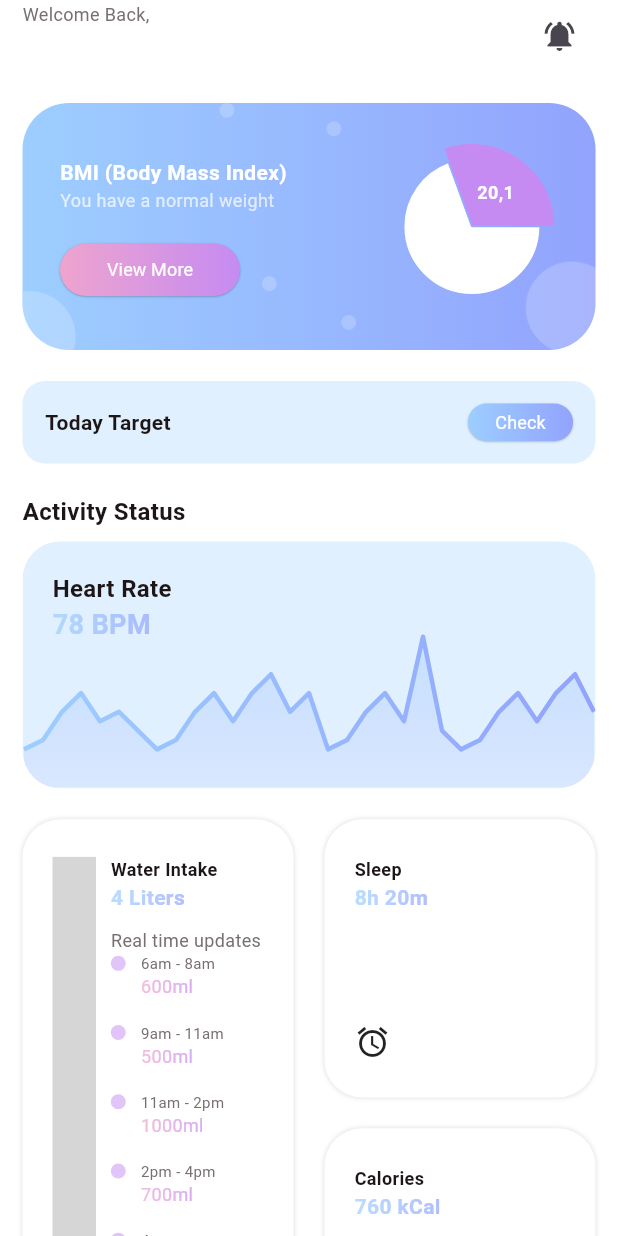
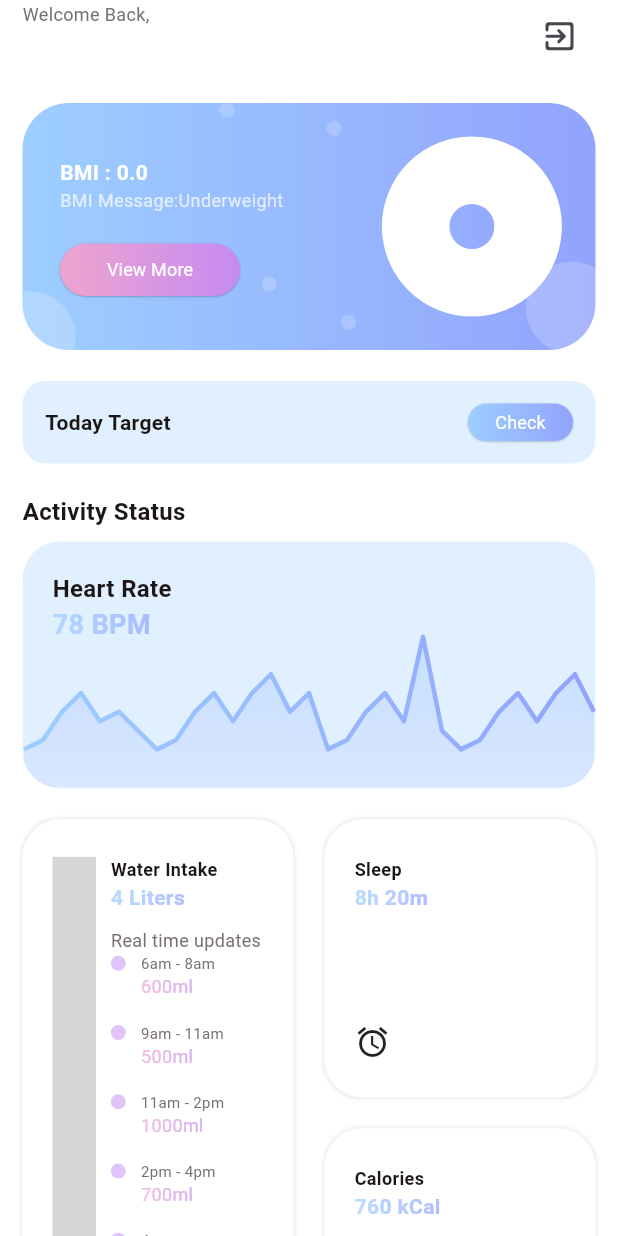
Before and after one commit to aunisaimi/diet_app, a Flutter app: the HomeView screen opened directly, on a phone screen of 412 x 824 dp. Run offline on Flutter 3.47's test engine with Material 3 defaults, Android fonts, the phone set to English and light mode, and no system bars; drawn by our look-alikes of fl_chart; our stand-ins replace animated_toggle_switch, carousel_slider, cloud_firestore, firebase_auth, firebase_core, firebase_storage and 5 more; missing offline and left inert: dart:ffi, dotted_dashed_line, flutter_ringtone_player, simple_animation_progress_bar; accounts and stored records are empty; Roboto replaces fonts that are missing (Poppins); grey boxes are pictures that could not be loaded.

Commit message:
display pie chart

```diff
--- a/lib/screen/home/home_view.dart
+++ b/lib/screen/home/home_view.dart
@@ -2,7 +2,8 @@ import 'package:cloud_firestore/cloud_firestore.dart';
 import 'package:diet_app/common/RoundButton.dart';
 import 'package:diet_app/common/color_extension.dart';
 import 'package:diet_app/common/common_widget/workout_row.dart';
-import 'package:diet_app/screen/home/notification_view.dart';
+import 'package:diet_app/screen/bmi/bmiCalculator.dart';
+import 'package:diet_app/screen/on_boarding/started_view.dart';
 import 'package:dotted_dashed_line/dotted_dashed_line.dart';
 import 'package:firebase_auth/firebase_auth.dart';
 import 'package:fl_chart/fl_chart.dart';
@@ -16,13 +17,18 @@ import 'finished_workout_view.dart';
 
 
 class HomeView extends StatefulWidget {
-  HomeView({super.key});
+  late bool logGoogle = false;
+
+  HomeView({Key? key}) : super(key : key);
+  HomeView.loginWithGoogle(logGoogle){
+    this.logGoogle = logGoogle;
+  }
 
   final User? user = FirebaseAuth.instance.currentUser;
 
 
   @override
-  State<HomeView> createState() => _HomeViewState();
+  State<HomeView> createState() => _HomeViewState(logGoogle);
 }
 
 class _HomeViewState extends State<HomeView> {
@@ -37,6 +43,23 @@ class _HomeViewState extends State<HomeView> {
   TextEditingController _firstnameController = TextEditingController();
   TextEditingController _emailController = TextEditingController();
   TextEditingController _genderController = TextEditingController();
+  double? bmi;
+  double? bmiPercentage;
+  String? bmiMessage;
+  String bmiStatus = "";
+  bool logGoogle;
+  _HomeViewState(this.logGoogle);
+
+
+  // sign out
+  void signOut(){
+    FirebaseAuth.instance.signOut();
+  }
+
+  @override
+  void dispose(){
+    super.dispose();
+  }
 
 
   @override
@@ -46,7 +69,10 @@ class _HomeViewState extends State<HomeView> {
     print('${_firstnameController}');
     print('${_lastnameController}');
     fetchUserData();
+    //_getBMIMessage(bmi);
+    //fetchDataFromSharedPreferences();
   }
+
 
   Future<void> fetchUserData() async {
     try {
@@ -66,13 +92,17 @@ class _HomeViewState extends State<HomeView> {
           _firstnameController.text = userDoc['fname'];
           _lastnameController.text = userDoc['lname'];
           _genderController.text = userDoc['gender'];
-          txtHeight.text = userDoc['height'];
-          txtWeight.text = userDoc['weight'];
+          bmi = userDoc['bmi'];
+          bmiPercentage = calculateBMIPercentage(bmi!);
+          bmiStatus = determineBMIStatus(bmi!);
+          // txtHeight.text = userDoc['height'];
+          // txtWeight.text = userDoc['weight'];
         });
         print("This is the current user email: ${userDoc['email']}");
         print("This is the current user name: ${userDoc['fname']}");
         print("This is the current user lname: ${userDoc['lname']}");
         print("This is the current user gender: ${userDoc['gender']}");
+        print("This is the current user bmi: ${userDoc['bmi']}");
 
       } else {
         print("Data not exist");
@@ -82,11 +112,73 @@ class _HomeViewState extends State<HomeView> {
     }
   }
 
-  void logout(){
-    // get auth service
+
+  double calculateBMIPercentage(double bmi){
+    const double minNormalBMI = 18.5;
+    const double maxNormalBMI  = 24.9;
+
+    if (bmi < minNormalBMI){
+      return ((bmi / minNormalBMI) * 100).clamp(0.0, 100.0);
+    } else if (bmi > maxNormalBMI){
+      return ((bmi / maxNormalBMI) * 100).clamp(0.0, 100.0);
+    } else {
+      return ((bmi - minNormalBMI) / (maxNormalBMI - minNormalBMI)) * 100;
+    }
+  }
+
+  String determineBMIStatus(double bmi) {
+    if (bmi < 18.5) {
+      return "You are underweight";
+    } else if (bmi >= 18.5 && bmi <= 24.9) {
+      return "You have a normal weight";
+    } else {
+      return "You are overweight";
+    }
+  }
+
+  String _getBMIMessage(double? bmi) {
+    if (bmi! < 18.5) {
+      return 'Underweight';
+    } else if (bmi! >= 18.5 && bmi! < 25) {
+      return 'Normal weight';
+    } else if (bmi! >= 25 && bmi! < 30) {
+      return 'Overweight';
+    } else {
+      return 'Obese';
+    }
+  }
+
+  void logout(BuildContext context){
+    showDialog(
+        context: context,
+        builder: (BuildContext context){
+          return AlertDialog(
+            title: const Text('Confirm Logout'),
+            content: const Text('Are you sure you want to log out?'),
+            actions: <Widget>[
+              TextButton(
+                child: const Text('No'),
+                onPressed: (){
+                  Navigator.pop(context);
+                },
+              ),
+              TextButton(
+                  child: const Text('Yes'),
+                  onPressed: (){
                     final _auth = AuthService();
                     _auth.signOut();
+                    Navigator.of(context)
+                        .pushReplacement(
+                        MaterialPageRoute(
+                            builder: (context) => const StartedView())
+                    );
+                  },
+              )
+            ],
+          );
+        });
   }
+
   List lastWorkoutArr = [
     {
       "name": "Full Body Workout",
@@ -155,7 +247,6 @@ class _HomeViewState extends State<HomeView> {
   ];
 
 
-
   @override
   Widget build(BuildContext context) {
     var media = MediaQuery.of(context).size;
@@ -214,16 +305,22 @@ class _HomeViewState extends State<HomeView> {
                         ),
                       ],
                     ),
+                    // IconButton(
+                    //   onPressed: () {
+                    //     Navigator.push(
+                    //       context,
+                    //       MaterialPageRoute(
+                    //         builder: (context) => const NotificationView(),
+                    //       ),
+                    //     );
+                    //   },
+                    //   icon: Icon(Icons.notifications_active),
+                    // ),
                     IconButton(
                       onPressed: () {
-                        Navigator.push(
-                          context,
-                          MaterialPageRoute(
-                            builder: (context) => const NotificationView(),
-                          ),
-                        );
+                        logout(context);
                       },
-                      icon: Icon(Icons.notifications_active),
+                      icon: const Icon(Icons.exit_to_app_rounded,size: 25,),
                     ),
                   ],
                 ),
@@ -235,7 +332,9 @@ class _HomeViewState extends State<HomeView> {
                   decoration: BoxDecoration(
                       gradient: LinearGradient(colors: TColor.primaryG),
                       borderRadius: BorderRadius.circular(media.width * 0.075)),
-                  child: Stack(alignment: Alignment.center, children: [
+                  child: Stack(
+                      alignment: Alignment.center,
+                      children: [
                         Image.asset(
                           "assets/img/bg_dots.png",
                           height: media.width * 0.4,
@@ -253,14 +352,14 @@ class _HomeViewState extends State<HomeView> {
                             crossAxisAlignment: CrossAxisAlignment.start,
                             children: [
                               Text(
-                                "BMI (Body Mass Index)",
+                                "BMI : ${bmi}",
                                 style: TextStyle(
                                     color: TColor.white,
                                     fontSize: 14,
                                     fontWeight: FontWeight.w700),
                               ),
                               Text(
-                                "You have a normal weight",
+                                'BMI Message:${_getBMIMessage(bmi)} ',
                                 style: TextStyle(
                                     color: TColor.white.withOpacity(0.7),
                                     fontSize: 12),
@@ -276,23 +375,33 @@ class _HomeViewState extends State<HomeView> {
                                       type: RoundButtonType.bgSGradient,
                                       fontSize: 12,
                                       fontWeight: FontWeight.w400,
-                                      onPressed: () {}))
+                                      onPressed: ()  async {
+                                        //final result = await
+                                        Navigator.push(
+                                            context,
+                                            MaterialPageRoute(
+                                                builder: (context) => const BMICalculator()
+                                            )
+                                        );
+                                      }))
                             ],
                           ),
+                          const SizedBox(height: 10),
                           AspectRatio(
                             aspectRatio: 1,
                             child: PieChart(
                               PieChartData(
                                 pieTouchData: PieTouchData(
                                   touchCallback:
-                                      (FlTouchEvent event, pieTouchResponse) {},
+                                      (FlTouchEvent event,
+                                      pieTouchResponse) {},
                                 ),
-                                startDegreeOffset: 250,
+                                startDegreeOffset: 270,
                                 borderData: FlBorderData(
                                   show: false,
                                 ),
                                 sectionsSpace: 1,
-                                centerSpaceRadius: 0,
+                                centerSpaceRadius:  15,
                                 sections: showingSections(),
                               ),
                             ),
@@ -709,7 +818,7 @@ class _HomeViewState extends State<HomeView> {
                                       ),
                                     ),
                                     const Spacer(),
-                                    Icon(Icons.alarm)
+                                    const Icon(Icons.alarm)
                                   ]),
                             ),
 
@@ -1020,29 +1129,38 @@ class _HomeViewState extends State<HomeView> {
 
   List<PieChartSectionData> showingSections() {
     return List.generate(
-      2,
-          (i) {
-        var color0 = TColor.secondaryColor1;
+      2, (i) {
+        final double value = bmiPercentage ?? 0;
+        final double percentage = bmiPercentage ?? 0.0;
+        final Color color = TColor.secondaryColor2;
+        var color0 = LinearGradient(colors: TColor.primaryG);
 
         switch (i) {
           case 0:
             return PieChartSectionData(
-                color: color0,
-                value: 33,
-                title: '',
+                color: color,
+                value: value,
+                title:'${percentage.toStringAsFixed(2)}',
                 radius: 55,
                 titlePositionPercentageOffset: 0.55,
-                badgeWidget: const Text(
-                  "20,1",
-                  style: TextStyle(
-                      color: Colors.white,
+                titleStyle: const TextStyle(
                   fontSize: 12,
-                      fontWeight: FontWeight.w700),
-                ));
+                  fontWeight: FontWeight.w700,
+                  color: Colors.white
+                ),
+                // badgeWidget: Text(
+                //   'hey',//bmi?.toStringAsFixed(1) ?? "0.0",
+                //   style: const TextStyle(
+                //       color: Colors.white,
+                //       fontSize: 12,
+                //       fontWeight: FontWeight.w700),
+                // ),
+
+            );
           case 1:
             return PieChartSectionData(
               color: Colors.white,
-              value: 75,
+              value: 100 - value,//100 - value,
               title: '',
               radius: 45,
               titlePositionPercentageOffset: 0.55,
```
Also changed, not shown: lib/screen/bmi/bmiCalculator.dart (added, +368 -0 lines). Lines whose indentation alone changed are shown as unchanged.
